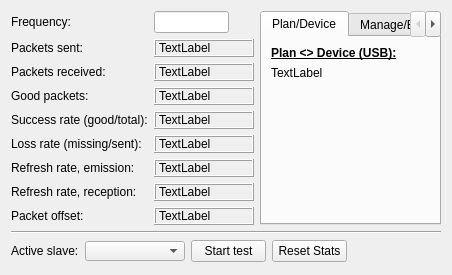
This is ui/w_commtest.ui in JFDuval/flexsea-plan as Qt 5 draws it before an edit. The edited form follows.
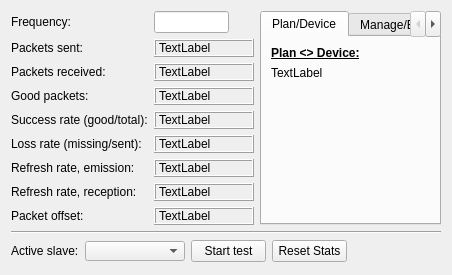
This is the edited form.

Commit message: Updated submodule, slightly better CommTest UI

Patch:
```diff
--- a/ui/w_commtest.ui
+++ b/ui/w_commtest.ui
@@ -342,7 +342,7 @@
               </size>
              </property>
              <property name="text">
-              <string>&lt;html&gt;&lt;head/&gt;&lt;body&gt;&lt;p&gt;&lt;span style=&quot; font-weight:600; text-decoration: underline;&quot;&gt;Plan &amp;lt;&amp;gt; Device (USB):&lt;/span&gt;&lt;/p&gt;&lt;/body&gt;&lt;/html&gt;</string>
+              <string>&lt;html&gt;&lt;head/&gt;&lt;body&gt;&lt;p&gt;&lt;span style=&quot; font-weight:600; text-decoration: underline;&quot;&gt;Plan &amp;lt;&amp;gt; Device:&lt;/span&gt;&lt;/p&gt;&lt;/body&gt;&lt;/html&gt;</string>
              </property>
             </widget>
            </item>
```
Left out of the diff: 26 changed lines with no effect on the pictures. The commit also changes 1 other file.
